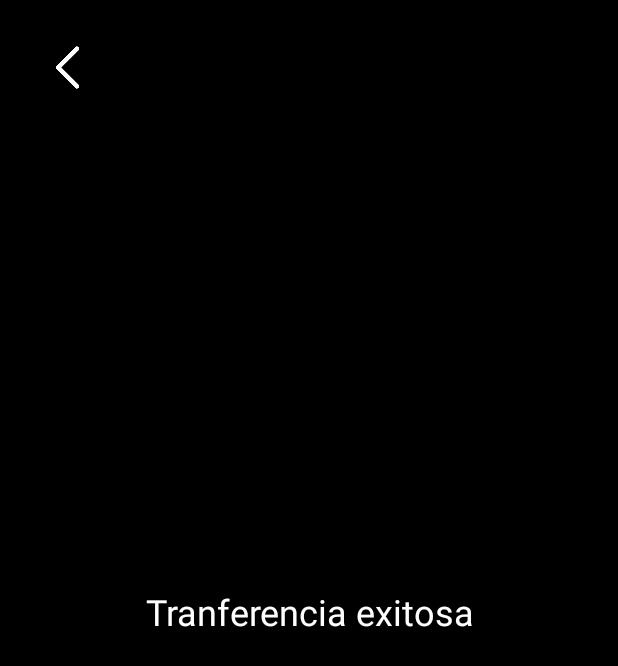
After one commit to alycastro22/Laboratorio1PDM, an Android app: the layout activity_transferir_exitosoctivity.xml on its own in the app's theme, with its tools: preview values and no code run, on a phone screen of 412 x 824 dp. The commit adds this screen. Shown: the top 666 px of the screen. Run offline under Robolectric (Android 15) with nearby library versions, the phone set to English and light mode, and no system bars; Roboto replaces fonts that are not available here.

Commit message:
Agrege el tercer activity con la información

```diff
--- a/app/src/main/AndroidManifest.xml
+++ b/app/src/main/AndroidManifest.xml
@@ -9,7 +9,8 @@
         android:roundIcon="@mipmap/ic_launcher_round"
         android:supportsRtl="true"
         android:theme="@style/Theme.PDM_2021_I_P1_LABORATORIO1">
-        <activity android:name=".TransferirActivity"></activity>
+        <activity android:name=".TransferirExitosoctivity"></activity>
+        <activity android:name=".TransferirActivity" />
         <activity android:name=".RetirarDineroActivity" />
         <activity android:name=".RecargaClaroActivity" />
         <activity android:name=".RecargaTigoActivity" />
--- /dev/null
+++ b/app/src/main/res/layout/activity_transferir_exitosoctivity.xml
@@ -0,0 +1,38 @@
+<?xml version="1.0" encoding="utf-8"?>
+<androidx.constraintlayout.widget.ConstraintLayout xmlns:android="http://schemas.android.com/apk/res/android"
+    xmlns:app="http://schemas.android.com/apk/res-auto"
+    xmlns:tools="http://schemas.android.com/tools"
+    android:layout_width="match_parent"
+    android:layout_height="match_parent"
+    android:background="@color/black"
+    android:backgroundTint="@color/black"
+    tools:context=".TransferirExitosoctivity">
+
+
+    <ImageView
+        android:id="@+id/retroceder2"
+        android:layout_width="50dp"
+        android:layout_height="50dp"
+        android:layout_marginStart="20dp"
+        android:layout_marginTop="20dp"
+        android:contentDescription="@string/retroceder"
+        android:onClick="menuPrincipal"
+        android:rotation="180"
+        app:layout_constraintStart_toStartOf="parent"
+        app:layout_constraintTop_toTopOf="parent"
+        app:srcCompat="@drawable/retroceder" />
+
+    <TextView
+        android:id="@+id/txttranferirExitosoV"
+        android:layout_width="wrap_content"
+        android:layout_height="wrap_content"
+        android:layout_marginTop="391dp"
+        android:text="Tranferencia exitosa"
+        android:textColor="@color/white"
+        android:textSize="24sp"
+        android:textAlignment="center"
+        app:layout_constraintEnd_toEndOf="parent"
+        app:layout_constraintStart_toStartOf="parent"
+        app:layout_constraintTop_toTopOf="parent" />
+
+</androidx.constraintlayout.widget.ConstraintLayout>
--- a/app/src/main/res/values/strings.xml
+++ b/app/src/main/res/values/strings.xml
@@ -1,6 +1,6 @@
 <resources>
     <string name="app_name">Servicios App</string>
-    <string name="bienvenido">Bienvenido %s</string>
+    <string name="transferirET">Transferencia exitosa %s, con número de cuenta %s, envío la cantidad de %s Lempiras, a %s con número de identidad %s y número de cuenta %s</string>
     <string name="logo">Logo</string>
     <string name="btnEnee">ENEE</string>
     <string name="btnSanaa">SANAA</string>
@@ -20,8 +20,6 @@
     <string name="txtdestinatario">Nombre del destinatario</string>
 
 
-
-
     <string name="txtTransferir">Tranferir</string>
 
 
```
Also changed, not shown: app/src/main/java/hn/edu/ujcv/pdm_2021_i_p1_laboratorio1/TransferirActivity.kt (+8 -1 lines), app/src/main/java/hn/edu/ujcv/pdm_2021_i_p1_laboratorio1/TransferirExitosoctivity.kt (added, +30 -0 lines), app/src/main/res/layout/activity_transferir.xml (+20 -15 lines).
